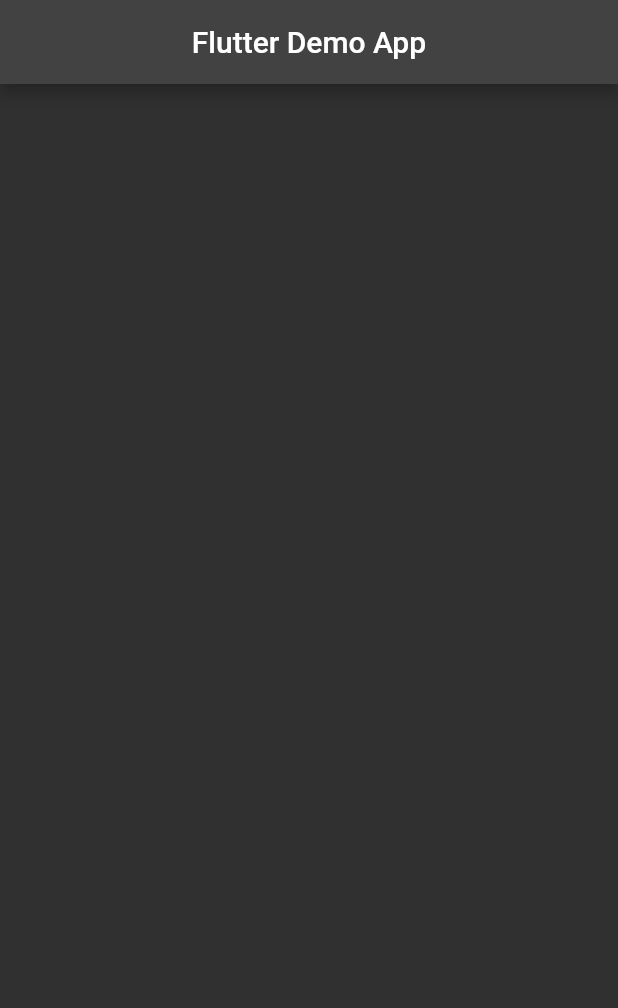
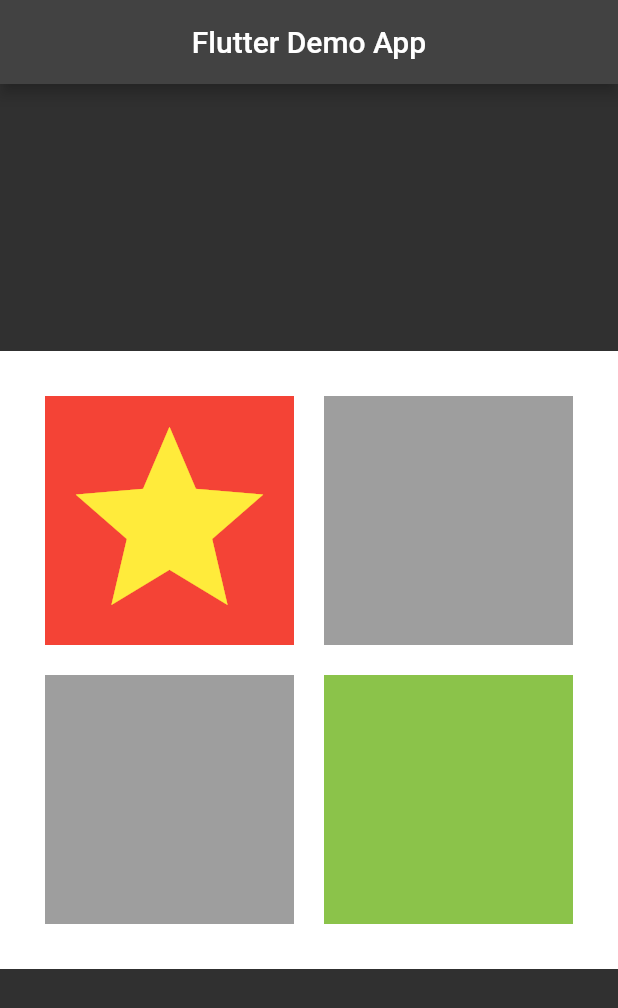
Before and after one commit to AgweBryan/flutter_demo_application, a Flutter app: the screen it shows after launch, on a phone screen of 412 x 824 dp. Shown: the top 1008 px of the screen. Run offline on Flutter 3.47's test engine with Material 2 defaults, Android fonts, the phone set to English and light mode, and no system bars.

Commit message:
play with star!

```diff
--- a/lib/main.dart
+++ b/lib/main.dart
@@ -17,16 +17,129 @@ class MyApp extends StatelessWidget {
   }
 }
 
-class HomeScreen extends StatelessWidget {
+class HomeScreen extends StatefulWidget {
   const HomeScreen({Key? key}) : super(key: key);
 
   @override
+  State<HomeScreen> createState() => _HomeScreenState();
+}
+
+class _HomeScreenState extends State<HomeScreen> {
+  Color passedColor = Colors.transparent;
+  Color initialStarColor = Colors.yellow;
+  bool isRedDraggable = true;
+  bool isGreenDraggable = false;
+  @override
   Widget build(BuildContext context) {
     return Scaffold(
-      appBar: AppBar(
-        title: Text("Flutter Demo App"),
-        centerTitle: true,
-      ),
+        appBar: AppBar(
+          title: Text("Flutter Demo App"),
+          centerTitle: true,
+        ),
+        body: Column(
+          mainAxisAlignment: MainAxisAlignment.center,
+          children: [
+            Container(
+              color: Colors.white,
+              padding: EdgeInsets.all(25),
+              height: MediaQuery.of(context).size.height * .5,
+              width: double.infinity,
+              child: GridView(
+                gridDelegate: SliverGridDelegateWithFixedCrossAxisCount(
+                  crossAxisCount: 2,
+                  crossAxisSpacing: 10,
+                  mainAxisSpacing: 10,
+                ),
+                children: [
+                  MyBox(
+                    backgroundColor: Colors.red,
+                    child: isRedDraggable
+                        ? Draggable<Color>(
+                            data: Colors.yellow,
+                            feedback: Icon(
+                              Icons.star,
+                              color: Colors.yellow,
+                              size: 150,
+                            ),
+                            childWhenDragging: SizedBox(),
+                            child: Icon(
+                              Icons.star,
+                              color: initialStarColor,
+                              size: 150,
+                            ))
+                        : DragTarget<Color>(
+                            onAccept: (data) => setState(() {
+                                  initialStarColor = data;
+                                  passedColor = Colors.transparent;
+                                  isRedDraggable = true;
+                                  isGreenDraggable = false;
+                                }),
+                            builder: (context, _, __) {
+                              return Icon(
+                                Icons.star,
+                                color: initialStarColor,
+                                size: 150,
+                              );
+                            }),
+                  ),
+                  MyBox(
+                    backgroundColor: Colors.grey,
+                  ),
+                  MyBox(
+                    backgroundColor: Colors.grey,
+                  ),
+                  MyBox(
+                      backgroundColor: Colors.lightGreen,
+                      child: isGreenDraggable
+                          ? Draggable<Color>(
+                              data: Colors.yellow,
+                              feedback: Icon(
+                                Icons.star,
+                                color: Colors.yellow,
+                                size: 150,
+                              ),
+                              childWhenDragging: SizedBox(),
+                              child: Icon(
+                                Icons.star,
+                                color: passedColor,
+                                size: 150,
+                              ))
+                          : DragTarget<Color>(
+                              onAccept: (data) => setState(() {
+                                    passedColor = data;
+                                    initialStarColor = Colors.transparent;
+                                    isRedDraggable = false;
+                                    isGreenDraggable = true;
+                                  }),
+                              builder: (context, _, __) {
+                                return Icon(
+                                  Icons.star,
+                                  color: passedColor,
+                                  size: 150,
+                                );
+                              }))
+                ],
+              ),
+            )
+          ],
+        ));
+  }
+}
+
+class MyBox extends StatelessWidget {
+  final Color backgroundColor;
+  final Widget? child;
+  const MyBox({Key? key, required this.backgroundColor, this.child})
+      : super(key: key);
+
+  @override
+  Widget build(BuildContext context) {
+    return Container(
+      width: MediaQuery.of(context).size.width * .35,
+      height: 140,
+      color: backgroundColor,
+      margin: EdgeInsets.all(5),
+      child: child ?? SizedBox(),
     );
   }
 }
```
